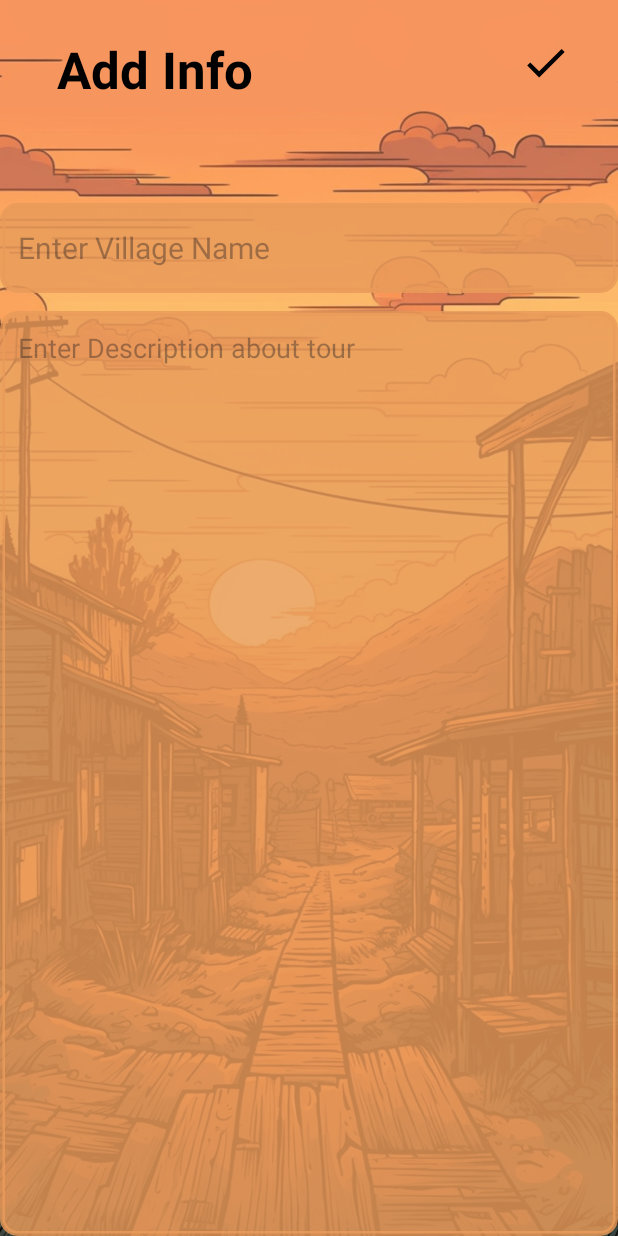
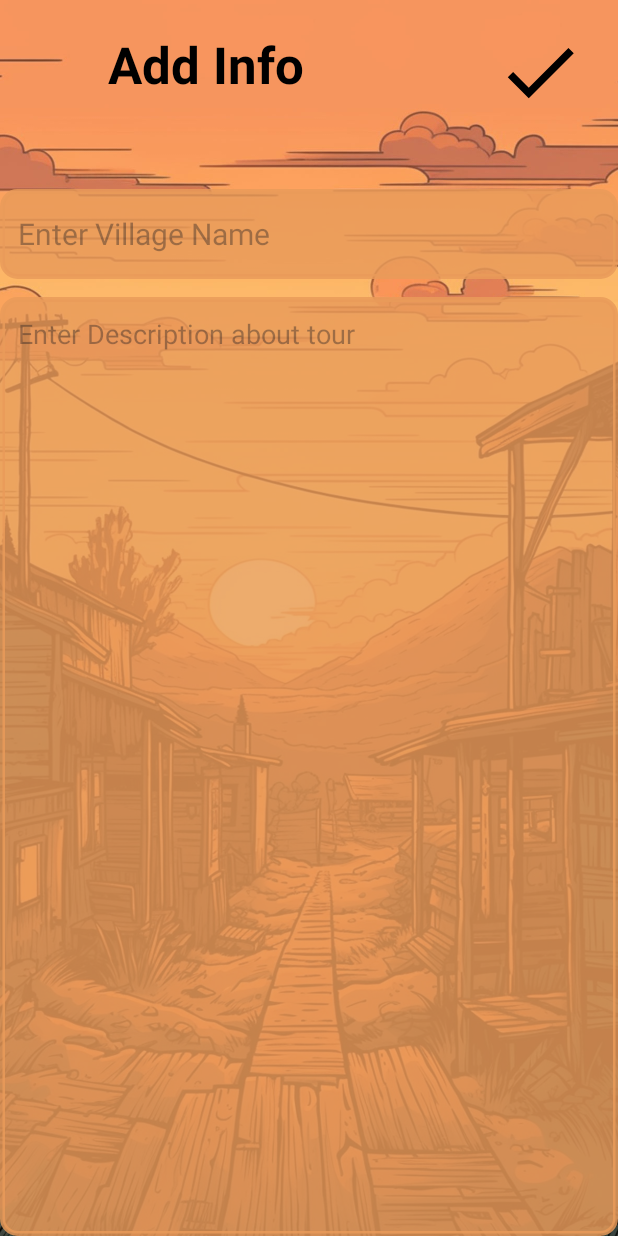
Before and after one commit to SankalaniS/My-Journey-CRUD-APP-, an Android app: the AddInfoActivity screen opened directly, with no data from a screen before it, on a phone screen of 412 x 824 dp. Run offline under Robolectric (Android 15) with nearby library versions, the phone set to English and light mode, and no system bars.

Commit message:
Develop Part2

```diff
--- a/app/src/main/res/layout/activity_add_info.xml
+++ b/app/src/main/res/layout/activity_add_info.xml
@@ -12,10 +12,10 @@
 
     <TextView
         android:id="@+id/addHeading"
-        android:layout_width="207dp"
-        android:layout_height="96dp"
+        android:layout_width="275dp"
+        android:layout_height="90dp"
         android:layout_alignParentTop="true"
-        android:layout_marginTop="23dp"
+        android:layout_marginTop="20dp"
         android:fontFamily="@font/poppins"
         android:text="Add Info"
         android:textAlignment="center"
@@ -25,12 +25,12 @@
 
     <ImageView
         android:id="@+id/saveButton"
-        android:layout_width="38dp"
-        android:layout_height="34dp"
+        android:layout_width="60dp"
+        android:layout_height="60dp"
         android:layout_alignTop="@id/addHeading"
         android:layout_alignParentEnd="true"
-        android:layout_marginTop="1dp"
-        android:layout_marginEnd="29dp"
+        android:layout_marginTop="-2dp"
+        android:layout_marginEnd="22dp"
         android:src="@drawable/baseline_check_24" />
 
     <EditText
```
Also changed, not shown: app/src/main/res/layout/activity_update.xml (+5 -5 lines).
